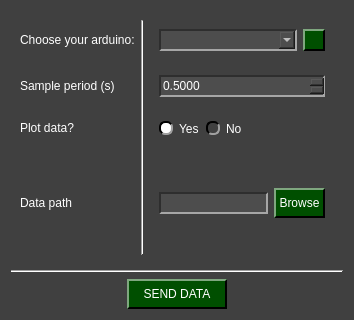
Above: pydaq/uis/PyDAQ_send_data_Arduino_widget.ui from CayoRw/pydaq before the change. Below: the same form after it.
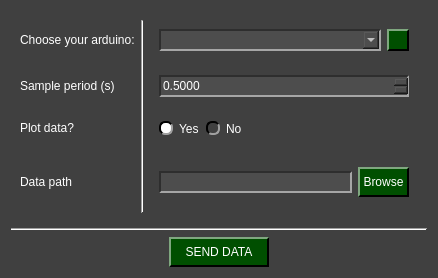
That is the form after the change. Icons and pictures are not drawn.

```diff
--- a/pydaq/uis/PyDAQ_send_data_Arduino_widget.ui
+++ b/pydaq/uis/PyDAQ_send_data_Arduino_widget.ui
@@ -6,8 +6,8 @@
    <rect>
     <x>0</x>
     <y>0</y>
-    <width>354</width>
-    <height>320</height>
+    <width>438</width>
+    <height>266</height>
    </rect>
   </property>
   <property name="windowTitle">
```
Left out of the diff: 14 changed lines with no effect on the pictures.
